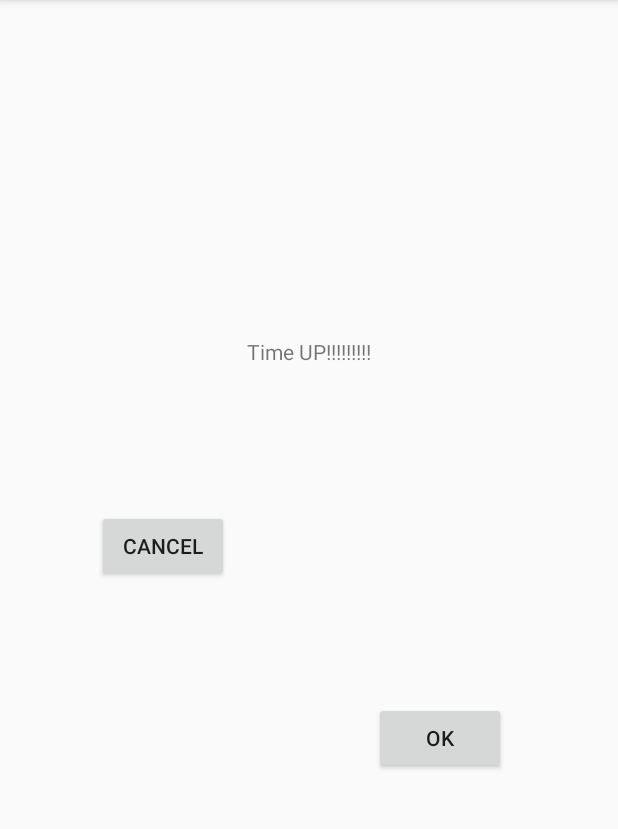
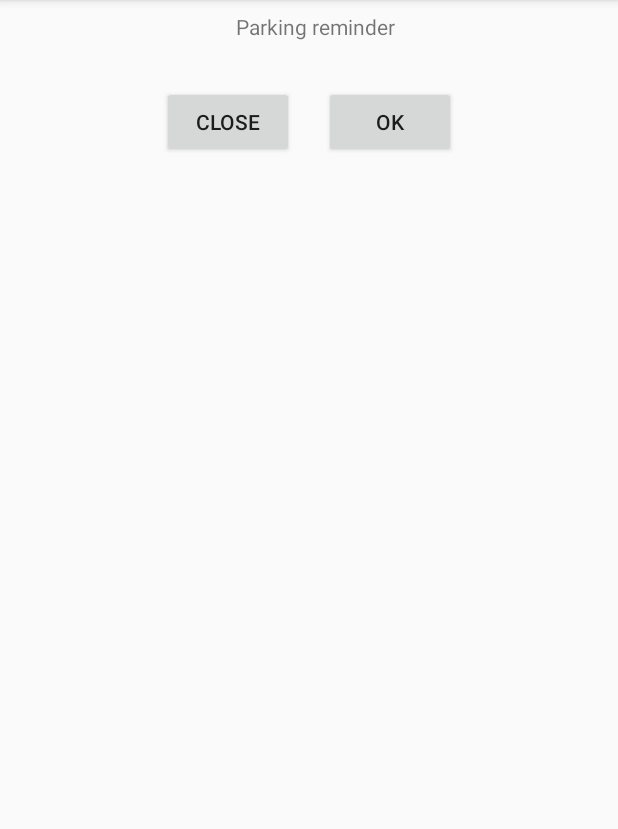
Before and after one commit to Moon-Beam/PortPark, an Android app: the AlarmReminderDialog screen opened directly, with no data from a screen before it, on a phone screen of 412 x 824 dp, the part 84-913 px from its top. Run offline under Robolectric (Android 15) with nearby library versions, the phone set to English and light mode, and no system bars.

Commit message:
updated activity_alarm_reminder_dialog.xml and fixed alerm not firing bug

```diff
--- a/app/src/main/java/com/timilehin/portpark/AddParkingInfoActivity.java
+++ b/app/src/main/java/com/timilehin/portpark/AddParkingInfoActivity.java
@@ -95,9 +95,9 @@ public class AddParkingInfoActivity extends AppCompatActivity implements TimePic
             public void onClick(View view) {
                 saveCarparkLatLngInDB();
                 createAlarm();
-                finish();
                 String toastMessage = "Parking information saved";
                 Toast.makeText(getApplicationContext(), toastMessage, Toast.LENGTH_SHORT).show();
+                finish();
             }
         });
     }
@@ -113,7 +113,7 @@ public class AddParkingInfoActivity extends AppCompatActivity implements TimePic
         if (linearLayoutSetReminderTime.isEnabled() == false) { return; }
 
         Calendar calendar = Calendar.getInstance();
-        calendar.set(Calendar.HOUR , timePickerSelectedHour.intValue());
+        calendar.set(Calendar.HOUR_OF_DAY , timePickerSelectedHour.intValue());
         calendar.set(Calendar.MINUTE , timePickerSelectedMinute.intValue());
 
         AlarmManager alarmManager = (AlarmManager) getSystemService(ALARM_SERVICE);
--- a/app/src/main/java/com/timilehin/portpark/AlarmReminderDialog.java
+++ b/app/src/main/java/com/timilehin/portpark/AlarmReminderDialog.java
@@ -11,37 +11,30 @@ import android.widget.Button;
 
 public class AlarmReminderDialog extends AppCompatActivity {
 
-    private Button okBtn, cancleBtn;
+    private Button buttonOk, buttonCancel;
 
     @Override
     protected void onCreate(Bundle savedInstanceState) {
         super.onCreate(savedInstanceState);
         setContentView(R.layout.activity_alarm_reminder_dialog);
 
-        okBtn = findViewById(R.id.okBtn);
-        cancleBtn = findViewById(R.id.cancelBtn);
+        buttonOk = findViewById(R.id.buttonOk);
+        buttonCancel = findViewById(R.id.buttonCancel);
 
-        okBtn.setOnClickListener(new View.OnClickListener() {
+        buttonOk.setOnClickListener(new View.OnClickListener() {
             @Override
             public void onClick(View v) {
-
-                //Ringtone ringtone = getIntent().getParcelableExtra("abc");
-                //ringtone.stop();
                 com.timilehin.portpark.RingtoneManager.getRingtone().stop();
-//                Ringtone ringtone = RingtoneManager.getRingtone(getApplicationContext(), alarmUri);
-//                ringtone.stop();
-                Intent in = new Intent(v.getContext(), MainActivity.class);
+                Intent in = new Intent(v.getContext(), FindCar.class);
                 startActivity(in);
             }
         });
 
-        cancleBtn.setOnClickListener(new View.OnClickListener() {
+        buttonCancel.setOnClickListener(new View.OnClickListener() {
             @Override
             public void onClick(View v) {
-                Uri alarmUri = RingtoneManager.getDefaultUri(RingtoneManager.TYPE_ALARM);
-                Ringtone ringtone = RingtoneManager.getRingtone(getApplicationContext(), alarmUri);
-                ringtone.stop();
-                onStop();
+                com.timilehin.portpark.RingtoneManager.getRingtone().stop();
+                finish();
             }
         });
 
--- a/app/src/main/res/layout/activity_alarm_reminder_dialog.xml
+++ b/app/src/main/res/layout/activity_alarm_reminder_dialog.xml
@@ -7,45 +7,44 @@
     tools:context=".AlarmReminderDialog"
     android:theme="@style/Base.AlertDialog.AppCompat">
 
+        <LinearLayout
+            android:layout_width="match_parent"
+            android:layout_height="wrap_content"
+            android:orientation="vertical">
+
                 <TextView
                     android:id="@+id/textView"
                     android:layout_width="match_parent"
                     android:layout_height="wrap_content"
-            android:layout_marginBottom="8dp"
-            android:layout_marginEnd="8dp"
                     android:layout_marginStart="8dp"
                     android:layout_marginTop="8dp"
-            android:text="Time UP!!!!!!!!!"
+                    android:text="Parking reminder"
                     android:textAlignment="center"
-            app:layout_constraintBottom_toTopOf="@+id/okBtn"
-            app:layout_constraintEnd_toEndOf="parent"
                     app:layout_constraintStart_toStartOf="parent"
                     app:layout_constraintTop_toTopOf="parent" />
 
+                <LinearLayout
+                    android:layout_width="match_parent"
+                    android:layout_height="wrap_content"
+                    android:layout_marginTop="20dp"
+                    android:gravity="center">
+
                         <Button
-            android:id="@+id/okBtn"
+                            android:id="@+id/buttonCancel"
                             android:layout_width="wrap_content"
                             android:layout_height="wrap_content"
-            android:layout_marginBottom="252dp"
-            android:layout_marginEnd="48dp"
-            android:layout_marginStart="8dp"
-            android:text="OK"
-            app:layout_constraintBottom_toBottomOf="parent"
-            app:layout_constraintEnd_toEndOf="parent"
-            app:layout_constraintHorizontal_bias="0.9"
-            app:layout_constraintStart_toStartOf="parent" />
+                            android:text="Close"
+                            android:layout_margin="10dp"/>
 
                         <Button
-            android:id="@+id/cancelBtn"
+                            android:id="@+id/buttonOk"
                             android:layout_width="wrap_content"
                             android:layout_height="wrap_content"
-            android:layout_marginEnd="8dp"
-            android:layout_marginStart="8dp"
-            android:layout_marginTop="96dp"
-            android:text="Cancel"
-            app:layout_constraintEnd_toStartOf="@+id/okBtn"
-            app:layout_constraintHorizontal_bias="0.391"
-            app:layout_constraintStart_toStartOf="parent"
-            app:layout_constraintTop_toBottomOf="@+id/textView" />
+                            android:text="Ok"
+                            android:layout_margin="10dp"/>
+
+                </LinearLayout>
+
+        </LinearLayout>
 
 </android.support.constraint.ConstraintLayout>
```
Lines whose indentation alone changed are shown as unchanged.
